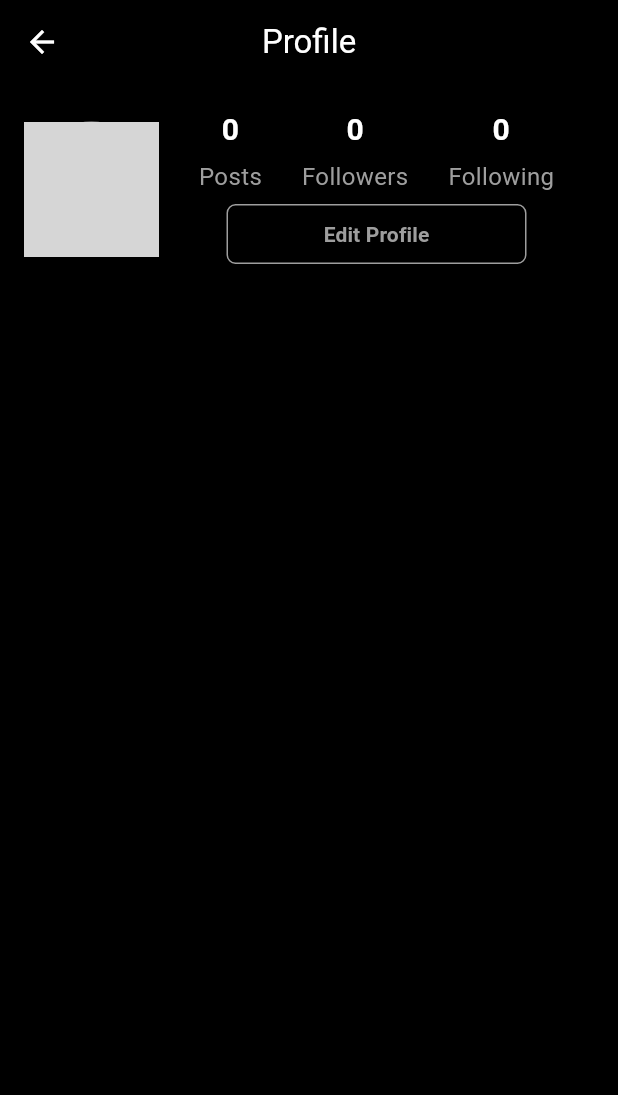
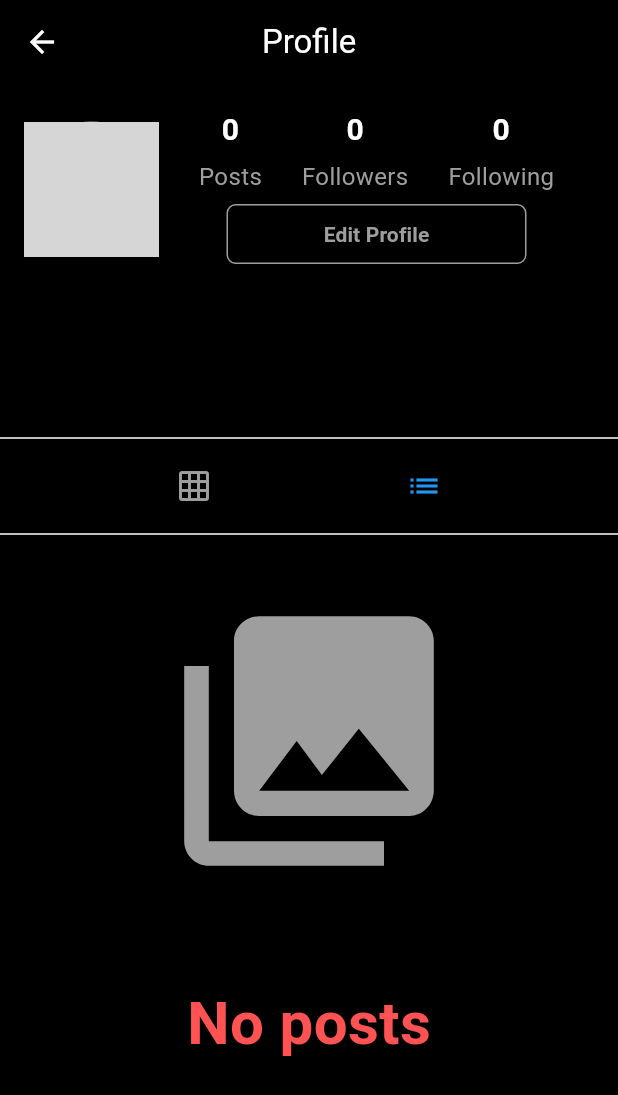
Before and after one commit to HarishBirlangi/social_media_insta, a Flutter app: the ProfilePage screen opened directly, on a phone screen of 412 x 824 dp. Shown: the top 1095 px of the screen. Run offline on Flutter 3.47's test engine with Material 2 defaults, Android fonts, the phone set to English and light mode, and no system bars; our stand-ins replace cached_network_image, cloud_firestore, firebase_auth, firebase_core, firebase_storage, geocoding and 3 more; accounts and stored records are empty; network calls fail; grey boxes are pictures that could not be loaded.

Commit message:
showing posts

```diff
--- a/lib/pages/profile_page.dart
+++ b/lib/pages/profile_page.dart
@@ -1,13 +1,17 @@
 import 'package:cached_network_image/cached_network_image.dart';
+import 'package:cloud_firestore/cloud_firestore.dart';
 import 'package:flutter/material.dart';
 import 'package:social_media_insta/models/user.dart';
 import 'package:social_media_insta/pages/edit_profile_page.dart';
 import 'package:social_media_insta/pages/home_page.dart';
 import 'package:social_media_insta/widgets/header_widget.dart';
+import 'package:social_media_insta/widgets/post_tile_widget.dart';
+
+import '../widgets/post_widget.dart';
 
 class ProfilePage extends StatefulWidget {
-  String userId;
-  ProfilePage({Key? key, required this.userId}) : super(key: key);
+  final String userId;
+  const ProfilePage({Key? key, required this.userId}) : super(key: key);
 
   @override
   State<ProfilePage> createState() => _ProfilePageState();
@@ -15,6 +19,17 @@ class ProfilePage extends StatefulWidget {
 
 class _ProfilePageState extends State<ProfilePage> {
   final String currentOnlineUserId = currentUser.id;
+  bool loading = false;
+  int countPost = 0;
+  List<Post> postsList = [];
+  String postOrientation = 'list';
+
+  @override
+  void initState() {
+    getAllProfilePosts();
+    super.initState();
+  }
+
   createProfileView() {
     return FutureBuilder(
       future: userReference.doc(widget.userId).get(),
@@ -160,8 +175,115 @@ class _ProfilePageState extends State<ProfilePage> {
     return Scaffold(
       appBar: headerWidget(context, strTitle: "Profile"),
       body: ListView(
-        children: [createProfileView()],
+        children: [
+          createProfileView(),
+          const Divider(),
+          createListAndGridPostOrientation(),
+          const Divider(),
+          displayProfilePost(),
+        ],
       ),
     );
   }
+
+  displayProfilePost() {
+    if (loading == true) {
+      const CircularProgressIndicator();
+    } else if (postsList.isEmpty) {
+      return const Column(
+        mainAxisAlignment: MainAxisAlignment.center,
+        children: [
+          Padding(
+            padding: EdgeInsets.all(30),
+            child: Icon(
+              Icons.photo_library,
+              color: Colors.grey,
+              size: 200,
+            ),
+          ),
+          Padding(
+            padding: EdgeInsets.all(30),
+            child: Text(
+              "No posts",
+              style: TextStyle(
+                color: Colors.redAccent,
+                fontSize: 40,
+                fontWeight: FontWeight.bold,
+              ),
+            ),
+          )
+        ],
+      );
+    } else if (postOrientation == 'grid') {
+      List<GridTile> gridTileList = [];
+      postsList.forEach((eachPost) {
+        gridTileList.add(GridTile(
+            child: PostTile(
+          post: eachPost,
+        )));
+      });
+      return GridView.count(
+        crossAxisCount: 3,
+        childAspectRatio: 1.0,
+        mainAxisSpacing: 1.5,
+        crossAxisSpacing: 1.5,
+        shrinkWrap: true,
+        physics: const NeverScrollableScrollPhysics(),
+        children: gridTileList,
+      );
+    } else if (postOrientation == 'list') {
+      return Column(
+        children: postsList,
+      );
+    }
+  }
+
+  Future getAllProfilePosts() async {
+    setState(() {
+      loading = true;
+    });
+
+    QuerySnapshot<Map<String, dynamic>> snapShot = await postDataReference
+        .doc(widget.userId)
+        .collection('usersPosts')
+        .orderBy('timestamp', descending: true)
+        .get();
+    setState(() {
+      loading = false;
+      countPost = snapShot.docs.length;
+      postsList = snapShot.docs
+          .map((documentSnapshot) => Post.fromDocument(documentSnapshot))
+          .toList();
+    });
+  }
+
+  createListAndGridPostOrientation() {
+    return Row(
+      mainAxisAlignment: MainAxisAlignment.spaceEvenly,
+      children: [
+        IconButton(
+            onPressed: () => setOrientation("grid"),
+            icon: Icon(
+              Icons.grid_on,
+              color: postOrientation == 'grid'
+                  ? Theme.of(context).primaryColor
+                  : Colors.grey,
+            )),
+        IconButton(
+            onPressed: () => setOrientation("list"),
+            icon: Icon(
+              Icons.list,
+              color: postOrientation == 'list'
+                  ? Theme.of(context).primaryColor
+                  : Colors.grey,
+            )),
+      ],
+    );
+  }
+
+  setOrientation(String orientation) {
+    setState(() {
+      postOrientation = orientation;
+    });
+  }
 }
--- a/lib/pages/upload_page.dart
+++ b/lib/pages/upload_page.dart
@@ -271,7 +271,7 @@ class _UploadPageState extends State<UploadPage>
     final path = tempDirectory.path;
     imd.Image? mImageFile = imd.decodeImage(await _file!.readAsBytes());
     File compressedImageFile = File('$path/img_$postId.jpg')
-      ..writeAsBytesSync(imd.encodeJpg(mImageFile!, quality: 90));
+      ..writeAsBytesSync(imd.encodeJpg(mImageFile!, quality: 60));
     setState(() {
       _file = XFile(compressedImageFile.path);
     });
```
Also changed, not shown: lib/pages/timeline_page.dart (+38 -0 lines), lib/widgets/post_tile_widget.dart (+14 -0 lines), lib/widgets/post_widget.dart (+200 -0 lines).
